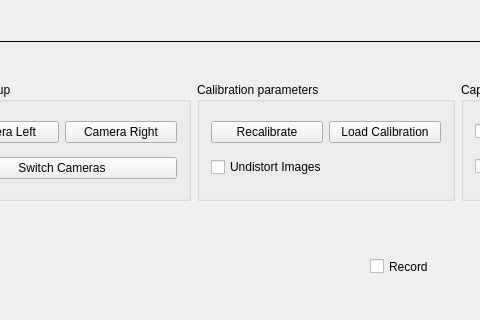
The window that VR_interfaz/mainwindow.ui (richardseba/TFG-Code) describes before a commit, drawn with Qt 5; both pictures show x 230 to 710 and y 439 to 759 of the 1355 by 759 pixel window.
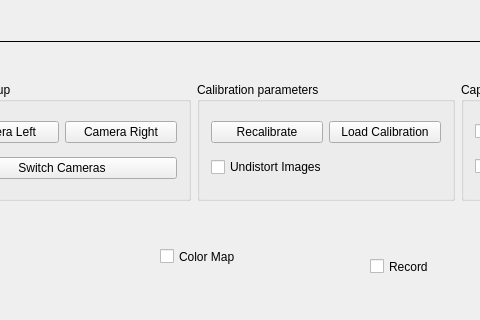
The same window after the commit.

Commit message: color map, and path x64 redone

Diff of the .ui file:
```diff
--- a/VR_interfaz/mainwindow.ui
+++ b/VR_interfaz/mainwindow.ui
@@ -319,6 +319,19 @@
      <string>Record in disk</string>
     </property>
    </widget>
+   <widget class="QCheckBox" name="checkBox_colormap">
+    <property name="geometry">
+     <rect>
+      <x>390</x>
+      <y>680</y>
+      <width>161</width>
+      <height>31</height>
+     </rect>
+    </property>
+    <property name="text">
+     <string>Color Map</string>
+    </property>
+   </widget>
    <zorder>label_display1</zorder>
    <zorder>label_display2</zorder>
    <zorder>layoutWidget</zorder>
```
Left out of the diff: 1 changed line with no effect on the pictures. The commit also changes 67 other files.
